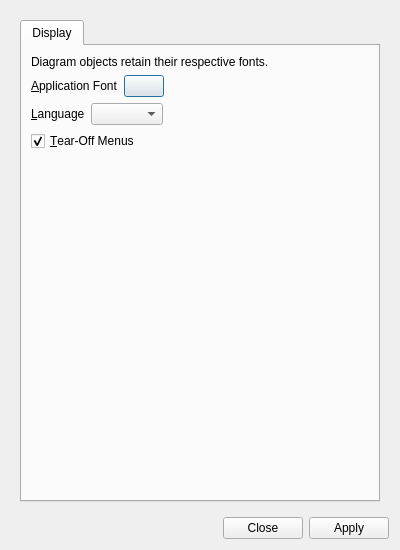
Above: UI/glitch-preferences.ui from textbrowser/glitch before the change. Below: the same form after it.
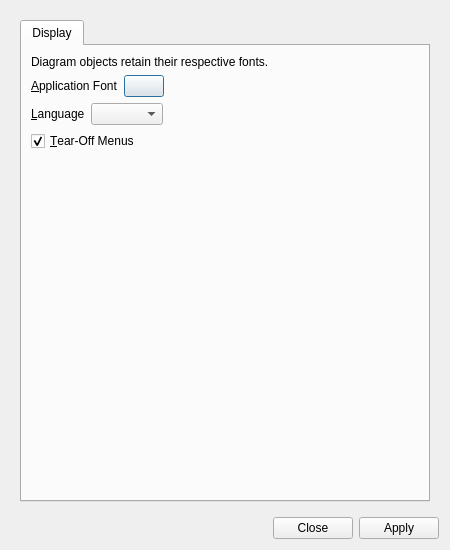
That is the form after the change. Icons and pictures are not drawn.

Commit message: Resize window.

```diff
--- a/UI/glitch-preferences.ui
+++ b/UI/glitch-preferences.ui
@@ -6,7 +6,7 @@
    <rect>
     <x>0</x>
     <y>0</y>
-    <width>400</width>
+    <width>450</width>
     <height>550</height>
    </rect>
   </property>
@@ -31,8 +31,8 @@
        <rect>
         <x>0</x>
         <y>0</y>
-        <width>388</width>
-        <height>498</height>
+        <width>438</width>
+        <height>494</height>
        </rect>
       </property>
       <layout class="QVBoxLayout" name="verticalLayout_2">
```
The commit also changes 2 other files.
